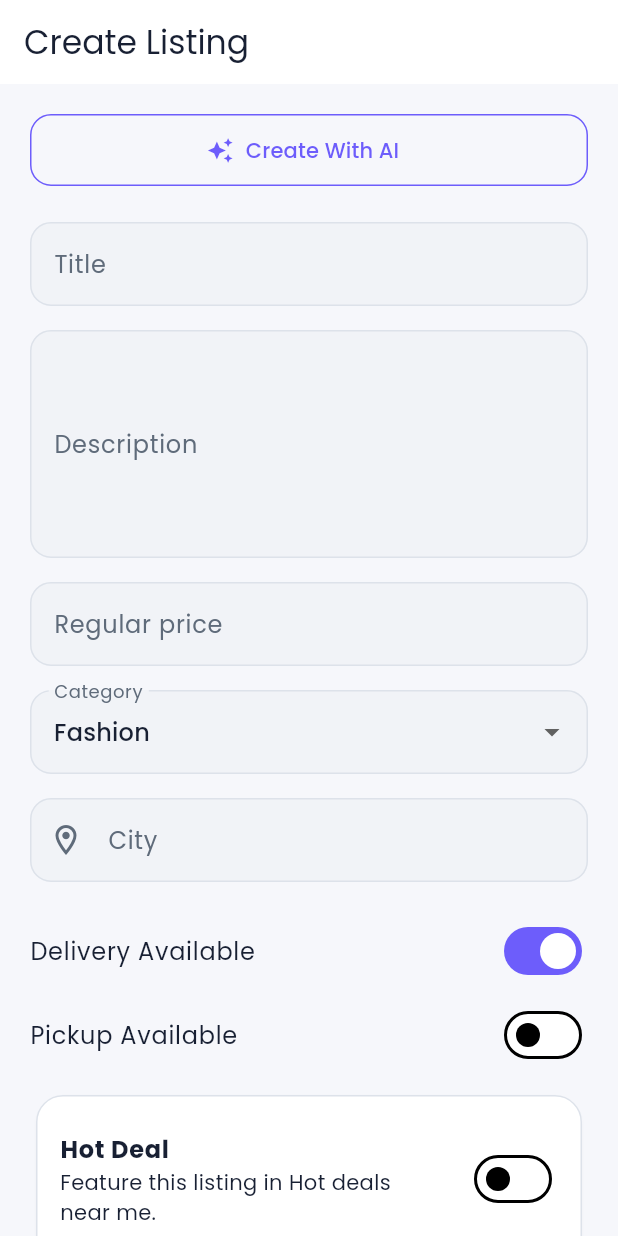
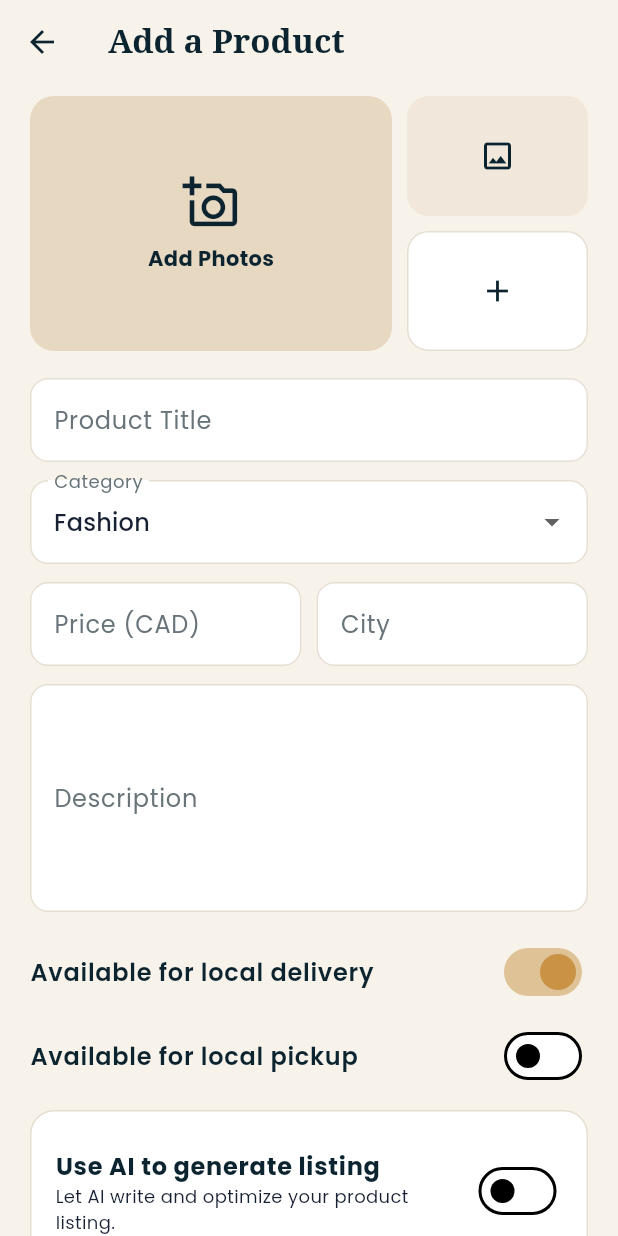
Before and after one commit to ujwaljetly-create/brandNextDoor, a Flutter app: the CreateListingScreen screen opened by its route, on a phone screen of 412 x 824 dp. Run offline on Flutter 3.47's test engine with Material 3 defaults, Android fonts, the phone set to English and light mode, and no system bars; our stand-ins replace cloud_firestore, firebase_auth, firebase_core, firebase_messaging, firebase_storage, flutter_dotenv and 6 more; accounts and stored records are empty.

Commit message:
Redesign add product screen while preserving AI and hot deals

```diff
--- a/lib/features/listings/screens/create_listing_screen.dart
+++ b/lib/features/listings/screens/create_listing_screen.dart
@@ -16,18 +16,18 @@ import '../services/listing_service.dart';
 class CreateListingScreen extends StatefulWidget {
   final GeneratedListingModel? generatedListing;
 
-  const CreateListingScreen({
-    super.key,
-    this.generatedListing,
-  });
+  const CreateListingScreen({super.key, this.generatedListing});
 
   @override
   State<CreateListingScreen> createState() => _CreateListingScreenState();
 }
 
 class _CreateListingScreenState extends State<CreateListingScreen> {
+  static const _navy = Color(0xFF0C2430);
+  static const _gold = Color(0xFFC99245);
+  static const _cream = Color(0xFFF8F3EA);
+
   final _formKey = GlobalKey<FormState>();
-
   final titleController = TextEditingController();
   final descriptionController = TextEditingController();
   final priceController = TextEditingController();
@@ -37,35 +37,24 @@ class _CreateListingScreenState extends State<CreateListingScreen> {
   bool deliveryAvailable = true;
   bool pickupAvailable = false;
   bool isHotDeal = false;
+  bool useAi = false;
   bool isLoading = false;
-
   DateTime? dealStartDate;
   DateTime? dealEndDate;
-
   String selectedCategory = 'Fashion';
 
-  final List<String> categories = [
-    'Fashion',
-    'Food',
-    'Home Decor',
-    'Beauty',
-    'Services',
-    'Electronics',
-  ];
-
+  final categories = const ['Fashion', 'Food', 'Home Decor', 'Beauty', 'Services', 'Electronics'];
   final List<File> selectedImages = [];
 
   @override
   void initState() {
     super.initState();
-
     final generated = widget.generatedListing;
     if (generated != null) {
       titleController.text = generated.title;
       descriptionController.text = generated.description;
       priceController.text = generated.suggestedPrice.toStringAsFixed(2);
     }
-
     _loadBrandCity();
   }
 
@@ -74,19 +63,14 @@ class _CreateListingScreenState extends State<CreateListingScreen> {
       final brand = await BrandService().getSellerBrand();
       if (!mounted || cityController.text.trim().isNotEmpty) return;
       final city = (brand?['city'] ?? '').toString().trim();
-      if (city.isNotEmpty) {
-        cityController.text = city;
-      }
+      if (city.isNotEmpty) cityController.text = city;
     } catch (_) {}
   }
 
   Future<void> pickImages() async {
     final images = await ImagePicker().pickMultiImage();
     if (images.isEmpty) return;
-
-    setState(() {
-      selectedImages.addAll(images.map((e) => File(e.path)));
-    });
+    setState(() => selectedImages.addAll(images.map((e) => File(e.path))));
   }
 
   Future<DateTime?> _pickDate(DateTime? current) {
@@ -101,50 +85,24 @@ class _CreateListingScreenState extends State<CreateListingScreen> {
 
   Future<void> createListing() async {
     if (!_formKey.currentState!.validate()) return;
-
     final price = double.tryParse(priceController.text.trim());
     final dealPrice = double.tryParse(dealPriceController.text.trim()) ?? 0;
-
-    if (price == null || price <= 0) {
-      _message('Enter a valid price.');
-      return;
+    if (price == null || price <= 0) return _message('Enter a valid price.');
+    if (isHotDeal) {
+      if (dealPrice <= 0 || dealPrice >= price) return _message('Deal price must be lower than the regular price.');
+      if (dealStartDate == null || dealEndDate == null) return _message('Choose deal start and end dates.');
+      if (dealEndDate!.isBefore(dealStartDate!)) return _message('Deal end date must be after the start date.');
     }
 
-    if (isHotDeal) {
-      if (dealPrice <= 0 || dealPrice >= price) {
-        _message('Deal price must be greater than 0 and lower than regular price.');
-        return;
+    setState(() => isLoading = true);
+    try {
+      final imageUrls = <String>[];
+      for (final image in selectedImages) {
+        imageUrls.add(await StorageService().uploadImage(image, 'listing_images'));
       }
-      if (dealStartDate == null || dealEndDate == null) {
-        _message('Choose a start and end date for the hot deal.');
-        return;
-      }
-      if (dealEndDate!.isBefore(dealStartDate!)) {
-        _message('Deal end date must be after the start date.');
-        return;
-      }
-    }
-
-    setState(() {
-      isLoading = true;
-    });
-
-    try {
-      final storageService = StorageService();
-      final imageUrls = <String>[];
-
-      for (final image in selectedImages) {
-        imageUrls.add(
-          await storageService.uploadImage(image, 'listing_images'),
-        );
-      }
-
       final user = FirebaseAuth.instance.currentUser;
       final brand = await BrandService().getSellerBrand();
-
-      if (user == null || brand == null) {
-        throw Exception('Brand not found');
-      }
+      if (user == null || brand == null) throw Exception('Brand not found');
 
       final listing = ListingModel(
         listingId: const Uuid().v4(),
@@ -162,47 +120,26 @@ class _CreateListingScreenState extends State<CreateListingScreen> {
         isHotDeal: isHotDeal,
         dealPrice: isHotDeal ? dealPrice : 0,
         dealStartAt: isHotDeal && dealStartDate != null
-            ? Timestamp.fromDate(DateTime(
-                dealStartDate!.year,
-                dealStartDate!.month,
-                dealStartDate!.day,
-              ))
+            ? Timestamp.fromDate(DateTime(dealStartDate!.year, dealStartDate!.month, dealStartDate!.day))
             : null,
         dealEndAt: isHotDeal && dealEndDate != null
-            ? Timestamp.fromDate(DateTime(
-                dealEndDate!.year,
-                dealEndDate!.month,
-                dealEndDate!.day,
-                23,
-                59,
-                59,
-              ))
+            ? Timestamp.fromDate(DateTime(dealEndDate!.year, dealEndDate!.month, dealEndDate!.day, 23, 59, 59))
             : null,
         createdAt: Timestamp.now(),
       );
 
       await ListingService().createListing(listing);
-
       if (!mounted) return;
       _message('Listing created successfully.');
       context.go('/my-listings');
     } catch (e) {
-      if (!mounted) return;
-      _message(e.toString());
+      if (mounted) _message(e.toString());
     } finally {
-      if (mounted) {
-        setState(() {
-          isLoading = false;
-        });
-      }
+      if (mounted) setState(() => isLoading = false);
     }
   }
 
-  void _message(String message) {
-    ScaffoldMessenger.of(context).showSnackBar(
-      SnackBar(content: Text(message)),
-    );
-  }
+  void _message(String message) => ScaffoldMessenger.of(context).showSnackBar(SnackBar(content: Text(message)));
 
   @override
   void dispose() {
@@ -217,230 +154,193 @@ class _CreateListingScreenState extends State<CreateListingScreen> {
   @override
   Widget build(BuildContext context) {
     return Scaffold(
+      backgroundColor: _cream,
       appBar: AppBar(
-        title: const Text('Create Listing'),
+        backgroundColor: _cream,
+        elevation: 0,
+        leading: IconButton(onPressed: () => context.pop(), icon: const Icon(Icons.arrow_back, color: _navy)),
+        title: const Text('Add a Product', style: TextStyle(color: _navy, fontFamily: 'serif', fontWeight: FontWeight.w700)),
       ),
       body: isLoading
-          ? const Center(child: CircularProgressIndicator())
+          ? const Center(child: CircularProgressIndicator(color: _gold))
           : Form(
               key: _formKey,
               child: ListView(
-                padding: const EdgeInsets.all(20),
+                padding: const EdgeInsets.fromLTRB(20, 8, 20, 28),
                 children: [
-                  SizedBox(
-                    width: double.infinity,
-                    child: OutlinedButton.icon(
-                      onPressed: () {
-                        context.push('/ai-listing-builder');
-                      },
-                      icon: const Icon(Icons.auto_awesome),
-                      label: const Text('Create With AI'),
+                  _photoStrip(),
+                  const SizedBox(height: 18),
+                  _field(titleController, 'Product Title', validator: true),
+                  const SizedBox(height: 12),
+                  DropdownButtonFormField<String>(
+                    value: selectedCategory,
+                    decoration: _decoration('Category'),
+                    items: categories.map((e) => DropdownMenuItem(value: e, child: Text(e))).toList(),
+                    onChanged: (value) => setState(() => selectedCategory = value ?? selectedCategory),
                   ),
+                  const SizedBox(height: 12),
+                  Row(
+                    children: [
+                      Expanded(child: _field(priceController, 'Price (CAD)', number: true, validator: true)),
+                      const SizedBox(width: 10),
+                      Expanded(child: _field(cityController, 'City', validator: true)),
+                    ],
                   ),
-                  const SizedBox(height: 24),
-                  TextFormField(
-                    controller: titleController,
-                    decoration: const InputDecoration(labelText: 'Title'),
-                    validator: (value) => value == null || value.trim().isEmpty
-                        ? 'Enter title'
-                        : null,
-                  ),
-                  const SizedBox(height: 16),
+                  const SizedBox(height: 12),
                   TextFormField(
                     controller: descriptionController,
                     maxLines: 5,
-                    decoration: const InputDecoration(labelText: 'Description'),
+                    decoration: _decoration('Description'),
                   ),
-                  const SizedBox(height: 16),
-                  TextFormField(
-                    controller: priceController,
-                    keyboardType:
-                        const TextInputType.numberWithOptions(decimal: true),
-                    decoration: const InputDecoration(
-                      labelText: 'Regular price',
-                      prefixText: '\$ ',
-                    ),
-                    validator: (value) =>
-                        double.tryParse(value?.trim() ?? '') == null
-                            ? 'Enter a valid price'
-                            : null,
-                  ),
-                  const SizedBox(height: 16),
-                  DropdownButtonFormField<String>(
-                    value: selectedCategory,
-                    decoration: const InputDecoration(labelText: 'Category'),
-                    items: categories
-                        .map(
-                          (category) => DropdownMenuItem(
-                            value: category,
-                            child: Text(category),
-                          ),
-                        )
-                        .toList(),
-                    onChanged: (value) {
-                      if (value != null) {
-                        setState(() {
-                          selectedCategory = value;
-                        });
-                      }
-                    },
-                  ),
-                  const SizedBox(height: 16),
-                  TextFormField(
-                    controller: cityController,
-                    textCapitalization: TextCapitalization.words,
-                    decoration: const InputDecoration(
-                      labelText: 'City',
-                      prefixIcon: Icon(Icons.location_on_outlined),
-                    ),
-                    validator: (value) => value == null || value.trim().isEmpty
-                        ? 'Enter the city for this listing'
-                        : null,
-                  ),
-                  const SizedBox(height: 18),
-                  SwitchListTile(
-                    contentPadding: EdgeInsets.zero,
-                    title: const Text('Delivery Available'),
-                    value: deliveryAvailable,
-                    onChanged: (value) {
-                      setState(() {
-                        deliveryAvailable = value;
-                      });
-                    },
-                  ),
-                  SwitchListTile(
-                    contentPadding: EdgeInsets.zero,
-                    title: const Text('Pickup Available'),
-                    value: pickupAvailable,
-                    onChanged: (value) {
-                      setState(() {
-                        pickupAvailable = value;
-                      });
-                    },
-                  ),
+                  const SizedBox(height: 12),
+                  _switch('Available for local delivery', deliveryAvailable, (v) => setState(() => deliveryAvailable = v)),
+                  _switch('Available for local pickup', pickupAvailable, (v) => setState(() => pickupAvailable = v)),
                   const SizedBox(height: 8),
-                  Card(
-                    child: Padding(
+                  Container(
                     padding: const EdgeInsets.all(16),
+                    decoration: BoxDecoration(color: Colors.white, borderRadius: BorderRadius.circular(16), border: Border.all(color: const Color(0xFFE6DED2))),
                     child: Column(
                       children: [
                         SwitchListTile(
                           contentPadding: EdgeInsets.zero,
-                            title: const Text(
-                              'Hot Deal',
-                              style: TextStyle(fontWeight: FontWeight.bold),
+                          title: const Text('Use AI to generate listing', style: TextStyle(color: _navy, fontWeight: FontWeight.w700)),
+                          subtitle: const Text('Let AI write and optimize your product listing.', style: TextStyle(fontSize: 12)),
+                          value: useAi,
+                          activeThumbColor: _gold,
+                          onChanged: (v) => setState(() => useAi = v),
                         ),
-                            subtitle: const Text(
-                              'Feature this listing in Hot deals near me.',
+                        if (useAi)
+                          SizedBox(
+                            width: double.infinity,
+                            child: OutlinedButton.icon(
+                              onPressed: () => context.push('/ai-listing-builder'),
+                              icon: const Icon(Icons.auto_awesome),
+                              label: const Text('Generate with AI'),
                             ),
+                          ),
+                        const Divider(),
+                        SwitchListTile(
+                          contentPadding: EdgeInsets.zero,
+                          title: const Text('Make this a Hot Deal', style: TextStyle(color: _navy, fontWeight: FontWeight.w700)),
+                          subtitle: const Text('Feature this item in Hot deals near me.', style: TextStyle(fontSize: 12)),
                           value: isHotDeal,
-                            onChanged: (value) {
-                              setState(() {
-                                isHotDeal = value;
-                              });
-                            },
+                          activeThumbColor: _gold,
+                          onChanged: (v) => setState(() => isHotDeal = v),
                         ),
                         if (isHotDeal) ...[
+                          _field(dealPriceController, 'Deal Price', number: true),
                           const SizedBox(height: 10),
-                            TextFormField(
-                              controller: dealPriceController,
-                              keyboardType: const TextInputType.numberWithOptions(
-                                decimal: true,
-                              ),
-                              decoration: const InputDecoration(
-                                labelText: 'Deal price',
-                                prefixText: '\$ ',
-                              ),
-                            ),
-                            const SizedBox(height: 12),
                           Row(
                             children: [
-                                Expanded(
-                                  child: OutlinedButton.icon(
-                                    onPressed: () async {
+                              Expanded(child: _dateButton('Start date', dealStartDate, () async {
                                 final date = await _pickDate(dealStartDate);
-                                      if (date != null && mounted) {
-                                        setState(() {
-                                          dealStartDate = date;
-                                        });
-                                      }
-                                    },
-                                    icon: const Icon(Icons.calendar_today_outlined),
-                                    label: Text(
-                                      dealStartDate == null
-                                          ? 'Start date'
-                                          : '${dealStartDate!.year}-${dealStartDate!.month.toString().padLeft(2, '0')}-${dealStartDate!.day.toString().padLeft(2, '0')}',
-                                    ),
-                                  ),
-                                ),
-                                const SizedBox(width: 10),
-                                Expanded(
-                                  child: OutlinedButton.icon(
-                                    onPressed: () async {
+                                if (date != null) setState(() => dealStartDate = date);
+                              })),
+                              const SizedBox(width: 8),
+                              Expanded(child: _dateButton('End date', dealEndDate, () async {
                                 final date = await _pickDate(dealEndDate);
-                                      if (date != null && mounted) {
-                                        setState(() {
-                                          dealEndDate = date;
-                                        });
-                                      }
-                                    },
-                                    icon: const Icon(Icons.event_outlined),
-                                    label: Text(
-                                      dealEndDate == null
-                                          ? 'End date'
-                                          : '${dealEndDate!.year}-${dealEndDate!.month.toString().padLeft(2, '0')}-${dealEndDate!.day.toString().padLeft(2, '0')}',
-                                    ),
-                                  ),
-                                ),
+                                if (date != null) setState(() => dealEndDate = date);
+                              })),
                             ],
                           ),
                         ],
                       ],
                     ),
                   ),
-                  ),
-                  const SizedBox(height: 20),
-                  ElevatedButton.icon(
-                    onPressed: pickImages,
-                    icon: const Icon(Icons.photo_outlined),
-                    label: const Text('Select Images'),
-                  ),
-                  if (selectedImages.isNotEmpty) ...[
-                    const SizedBox(height: 16),
+                  const SizedBox(height: 24),
                   SizedBox(
-                      height: 100,
-                      child: ListView.builder(
-                        scrollDirection: Axis.horizontal,
-                        itemCount: selectedImages.length,
-                        itemBuilder: (context, index) {
-                          return Padding(
-                            padding: const EdgeInsets.only(right: 10),
-                            child: ClipRRect(
-                              borderRadius: BorderRadius.circular(12),
-                              child: Image.file(
-                                selectedImages[index],
-                                width: 100,
-                                fit: BoxFit.cover,
+                    height: 56,
+                    child: FilledButton(
+                      style: FilledButton.styleFrom(backgroundColor: _gold, foregroundColor: Colors.white),
+                      onPressed: createListing,
+                      child: const Text('List Product', style: TextStyle(fontWeight: FontWeight.w700)),
                     ),
                   ),
-                          );
-                        },
-                      ),
-                    ),
-                  ],
-                  const SizedBox(height: 30),
-                  SizedBox(
-                    height: 55,
-                    child: ElevatedButton.icon(
-                      onPressed: createListing,
-                      icon: const Icon(Icons.publish),
-                      label: const Text('Publish Listing'),
-                    ),
-                  ),
-                  const SizedBox(height: 40),
                 ],
               ),
             ),
     );
   }
+
+  Widget _photoStrip() {
+    return SizedBox(
+      height: 170,
+      child: Row(
+        children: [
+          Expanded(
+            flex: 2,
+            child: GestureDetector(
+              onTap: pickImages,
+              child: Container(
+                decoration: BoxDecoration(color: const Color(0xFFE7D8C2), borderRadius: BorderRadius.circular(16)),
+                child: selectedImages.isEmpty
+                    ? const Center(child: Column(mainAxisSize: MainAxisSize.min, children: [Icon(Icons.add_a_photo_outlined, color: _navy, size: 38), SizedBox(height: 8), Text('Add Photos', style: TextStyle(color: _navy, fontWeight: FontWeight.w700))]))
+                    : ClipRRect(borderRadius: BorderRadius.circular(16), child: Image.file(selectedImages.first, fit: BoxFit.cover, width: double.infinity, height: double.infinity)),
+              ),
+            ),
+          ),
+          const SizedBox(width: 10),
+          Expanded(
+            child: Column(
+              children: [
+                Expanded(child: _thumb(1)),
+                const SizedBox(height: 10),
+                Expanded(
+                  child: InkWell(
+                    onTap: pickImages,
+                    borderRadius: BorderRadius.circular(14),
+                    child: Container(
+                      decoration: BoxDecoration(color: Colors.white, borderRadius: BorderRadius.circular(14), border: Border.all(color: const Color(0xFFE6DED2))),
+                      child: const Center(child: Icon(Icons.add, color: _navy)),
+                    ),
+                  ),
+                ),
+              ],
+            ),
+          ),
+        ],
+      ),
+    );
   }
+
+  Widget _thumb(int index) {
+    if (selectedImages.length <= index) {
+      return Container(decoration: BoxDecoration(color: const Color(0xFFF1E8DB), borderRadius: BorderRadius.circular(14)), child: const Center(child: Icon(Icons.image_outlined, color: _navy)));
+    }
+    return ClipRRect(borderRadius: BorderRadius.circular(14), child: Image.file(selectedImages[index], fit: BoxFit.cover, width: double.infinity));
+  }
+
+  Widget _field(TextEditingController controller, String label, {bool number = false, bool validator = false}) {
+    return TextFormField(
+      controller: controller,
+      keyboardType: number ? const TextInputType.numberWithOptions(decimal: true) : null,
+      decoration: _decoration(label),
+      validator: validator
+          ? (value) => value == null || value.trim().isEmpty ? 'Required' : null
+          : null,
+    );
+  }
+
+  InputDecoration _decoration(String label) => InputDecoration(
+        labelText: label,
+        filled: true,
+        fillColor: Colors.white,
+        labelStyle: const TextStyle(color: Color(0xFF68747A)),
+        border: OutlineInputBorder(borderRadius: BorderRadius.circular(12), borderSide: const BorderSide(color: Color(0xFFE6DED2))),
+        enabledBorder: OutlineInputBorder(borderRadius: BorderRadius.circular(12), borderSide: const BorderSide(color: Color(0xFFE6DED2))),
+      );
+
+  Widget _switch(String title, bool value, ValueChanged<bool> onChanged) => SwitchListTile(
+        contentPadding: EdgeInsets.zero,
+        title: Text(title, style: const TextStyle(color: _navy, fontWeight: FontWeight.w600)),
+        value: value,
+        activeThumbColor: _gold,
+        onChanged: onChanged,
+      );
+
+  Widget _dateButton(String label, DateTime? date, VoidCallback onTap) => OutlinedButton.icon(
+        onPressed: onTap,
+        icon: const Icon(Icons.calendar_today_outlined, size: 17),
+        label: Text(date == null ? label : '${date.month}/${date.day}/${date.year}', maxLines: 1, overflow: TextOverflow.ellipsis),
+      );
+}
```
Lines whose indentation alone changed are shown as unchanged.
